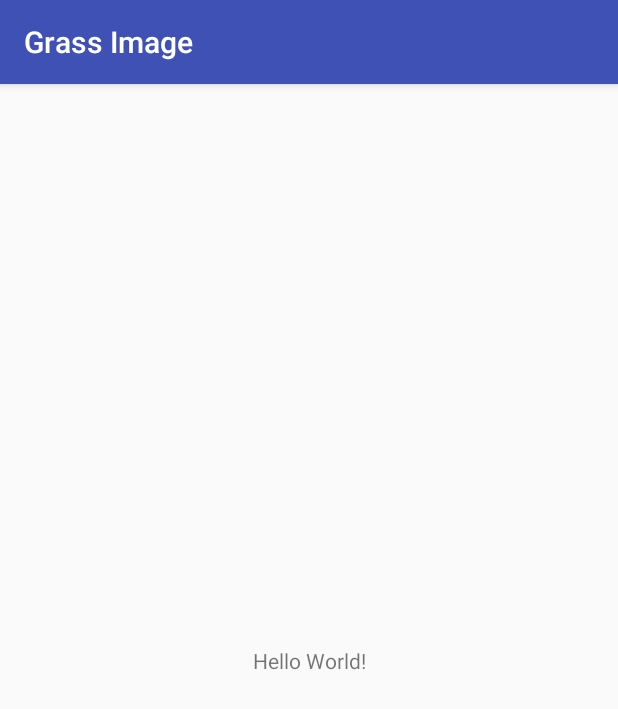
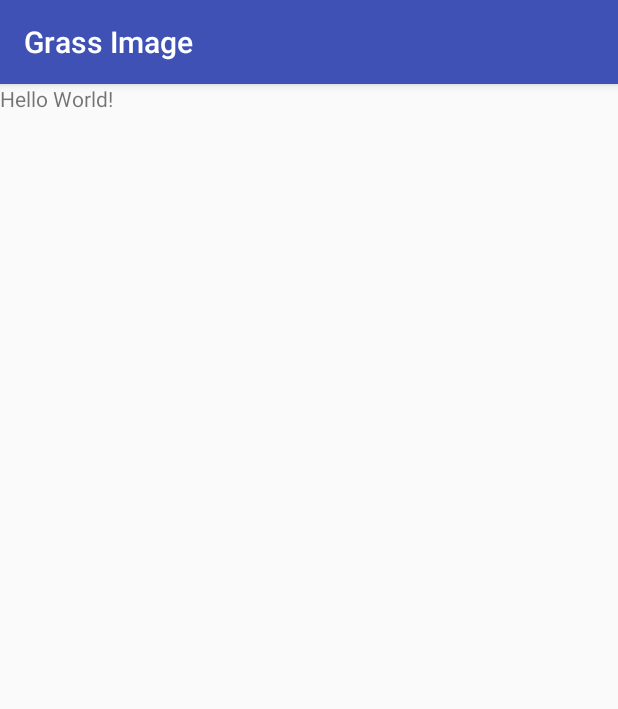
Before and after one commit to BattleShipPark/grass-image, an Android app: the screen it shows after launch (MainActivity), on a phone screen of 412 x 824 dp. Shown: the top 709 px of the screen. Run offline under Robolectric (Android 15) with nearby library versions, the phone set to English and light mode, and no system bars.

Commit message:
Add library

```diff
--- a/app/src/main/res/layout/activity_main.xml
+++ b/app/src/main/res/layout/activity_main.xml
@@ -1,6 +1,5 @@
 <?xml version="1.0" encoding="utf-8"?>
-<android.support.constraint.ConstraintLayout xmlns:android="http://schemas.android.com/apk/res/android"
-    xmlns:app="http://schemas.android.com/apk/res-auto"
+<RelativeLayout xmlns:android="http://schemas.android.com/apk/res/android"
     xmlns:tools="http://schemas.android.com/tools"
     android:layout_width="match_parent"
     android:layout_height="match_parent"
@@ -9,10 +8,6 @@
     <TextView
         android:layout_width="wrap_content"
         android:layout_height="wrap_content"
-        android:text="Hello World!"
-        app:layout_constraintBottom_toBottomOf="parent"
-        app:layout_constraintLeft_toLeftOf="parent"
-        app:layout_constraintRight_toRightOf="parent"
-        app:layout_constraintTop_toTopOf="parent" />
+        android:text="Hello World!" />
 
-</android.support.constraint.ConstraintLayout>
+</RelativeLayout>
--- a/build.gradle
+++ b/build.gradle
@@ -6,6 +6,7 @@ buildscript {
     }
     dependencies {
         classpath 'com.android.tools.build:gradle:2.3.0'
+        classpath 'me.tatarka:gradle-retrolambda:3.4.0'
 
         // NOTE: Do not place your application dependencies here; they belong
         // in the individual module build.gradle files
```
Also changed, not shown: app/build.gradle (+11 -1 lines).
